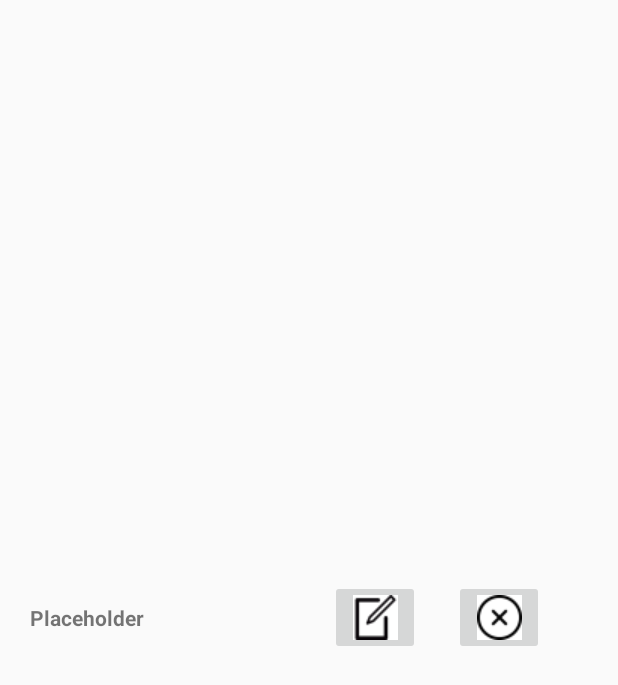
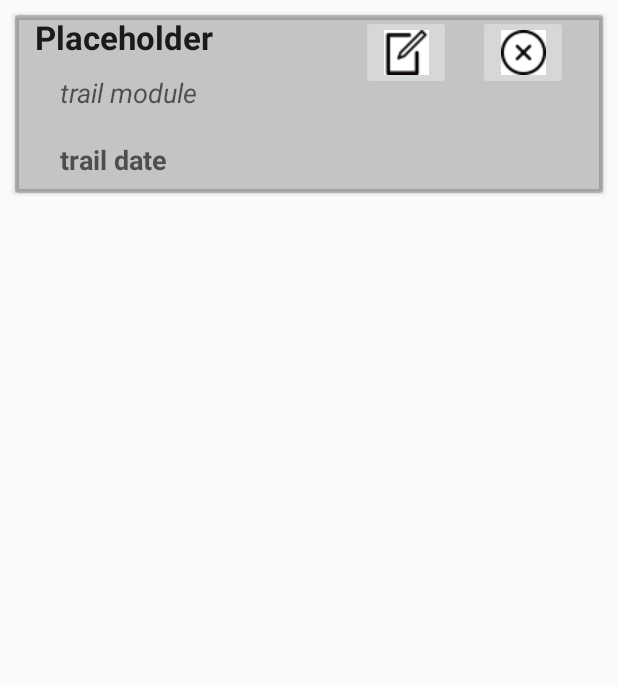
Before and after one commit to blackpanther2712/SE-FT08, an Android app: the layout trail_row_layout.xml on its own in the app's theme, with its tools: preview values and no code run, on a phone screen of 412 x 824 dp. Shown: the top 685 px of the screen. Run offline under Robolectric (Android 15) with nearby library versions, the light colour scheme and no system bars.

Commit message:
modified trail row layout to card view

```diff
--- a/TrailBlazeLearn/app/src/main/java/com/ft08/trailblazelearn/activities/TrailActivity.java
+++ b/TrailBlazeLearn/app/src/main/java/com/ft08/trailblazelearn/activities/TrailActivity.java
@@ -41,7 +41,7 @@ public class TrailActivity extends AppCompatActivity {
     private Button addtrailBtn;
     private TextView trailEmpty;
     private TrailAdapter trailAdapter;
-
+    public ListView trailList;
     private DatabaseReference dRef;
     private FirebaseUser user;
     private Calendar calendar= Calendar.getInstance();
@@ -61,7 +61,7 @@ public class TrailActivity extends AppCompatActivity {
         dRef = FirebaseDatabase.getInstance().getReference("Users").child(user.getUid());
         //store = new TrailHelper(dRef);
 
-        final ListView trailList = (ListView) findViewById(R.id.trail_list);
+        trailList = (ListView) findViewById(R.id.trail_list);
         trailEmpty = (TextView) findViewById(R.id.empty_value);
         //trailAdapter = new TrailAdapter(this,store.retrieveData());
 
--- a/TrailBlazeLearn/app/src/main/java/com/ft08/trailblazelearn/adapters/TrailAdapter.java
+++ b/TrailBlazeLearn/app/src/main/java/com/ft08/trailblazelearn/adapters/TrailAdapter.java
@@ -23,6 +23,7 @@ import android.widget.Toast;
 
 import com.ft08.trailblazelearn.R;
 import com.ft08.trailblazelearn.activities.StationActivity;
+import com.ft08.trailblazelearn.activities.TrailActivity;
 import com.ft08.trailblazelearn.models.Trail;
 import com.ft08.trailblazelearn.models.Trainer;
 import com.google.firebase.auth.FirebaseAuth;
@@ -100,7 +101,6 @@ public class TrailAdapter extends ArrayAdapter<Trail> {
 
             }
         });
-
     }
 
     public void getData(DataSnapshot dataSnapshot){
@@ -129,6 +129,8 @@ public class TrailAdapter extends ArrayAdapter<Trail> {
             viewHolder.trailName = (TextView) convertView.findViewById(R.id.trail_name);
             viewHolder.btnRemove = (ImageButton) convertView.findViewById(R.id.btn_remove);
             viewHolder.btnEdit = (ImageButton) convertView.findViewById(R.id.btn_edit);
+            viewHolder.trailModule = (TextView) convertView.findViewById(R.id.trail_mod);
+            viewHolder.trailDate = (TextView) convertView.findViewById(R.id.trail_date);
             convertView.setTag(viewHolder);
         } else {
             viewHolder = (ViewHolder) convertView.getTag();
@@ -136,11 +138,15 @@ public class TrailAdapter extends ArrayAdapter<Trail> {
 
         final Trail trail = getItem(position);
         viewHolder.trailName.setText(trail.toString());
+        viewHolder.trailModule.setText(trail.getModule());
+        Date tdate = trail.getTrailDate();
+        SimpleDateFormat sdf = new SimpleDateFormat("dd-MM-yyyy", Locale.ENGLISH);
+        viewHolder.trailDate.setText(sdf.format(tdate));
 
         if(position % 2 == 0) {
-            convertView.setBackgroundColor(context.getResources().getColor(R.color.dot_light_screen2));
+            convertView.setBackgroundColor(context.getResources().getColor(R.color.cardview_shadow_start_color));
         } else {
-          convertView.setBackgroundColor(context.getResources().getColor(R.color.dot_light_screen3));
+          convertView.setBackgroundColor(context.getResources().getColor(R.color.cardview_shadow_end_color));
         }
 
         viewHolder.trailName.setOnClickListener(new View.OnClickListener() {
@@ -387,7 +393,7 @@ public class TrailAdapter extends ArrayAdapter<Trail> {
 
 
     static class ViewHolder {
-        TextView trailName;
+        TextView trailName,trailModule,trailDate;
         ImageButton btnRemove;
         ImageButton btnEdit;
 
--- a/TrailBlazeLearn/app/src/main/res/layout/trail_row_layout.xml
+++ b/TrailBlazeLearn/app/src/main/res/layout/trail_row_layout.xml
@@ -1,36 +1,89 @@
 <?xml version="1.0" encoding="utf-8"?>
 <RelativeLayout xmlns:android="http://schemas.android.com/apk/res/android"
     xmlns:tools="http://schemas.android.com/tools"
+    xmlns:app="http://schemas.android.com/apk/res-auto"
     android:orientation="vertical"
+    android:layout_width="match_parent"
+    android:layout_height="match_parent">
+
+    <android.support.v7.widget.CardView
+        android:layout_width="match_parent"
+        android:layout_height="wrap_content"
+        android:layout_margin="10dp"
+        cardCornerRadius="5dp"
+        cardElevation="5dp"
+        app:cardBackgroundColor="@color/cardview_shadow_start_color"
+        android:id="@+id/cardView">
+
+        <RelativeLayout
             android:layout_width="match_parent"
             android:layout_height="match_parent"
             >
+
             <TextView
+                android:id="@+id/trail_name"
                 android:layout_width="wrap_content"
                 android:layout_height="wrap_content"
+                android:layout_alignEnd="@+id/trail_mod"
+                android:layout_alignParentTop="true"
+                android:layout_alignRight="@+id/trail_mod"
                 android:text="@string/placeholder"
-    android:layout_marginLeft="20dp"
-    android:layout_centerVertical="true"
+                android:textAppearance="?android:attr/textAppearanceLarge"
                 android:textStyle="bold"
-    android:id="@+id/trail_name"
                 tools:ignore="RelativeOverlap" />
 
             <ImageButton
                 android:id="@+id/btn_edit"
                 android:layout_width="60dp"
                 android:layout_height="wrap_content"
-    android:layout_marginRight="132dp"
-    android:layout_alignParentRight="true"
-    android:layout_centerVertical="true"
-    android:src="@drawable/editor_icon"/>
+                android:layout_alignTop="@+id/trail_name"
+                android:layout_marginEnd="18dp"
+                android:layout_marginRight="18dp"
+                android:layout_toLeftOf="@+id/btn_remove"
+                android:layout_toStartOf="@+id/btn_remove"
+                android:src="@drawable/editor_icon" />
 
             <ImageButton
                 android:id="@+id/btn_remove"
                 android:layout_width="60dp"
                 android:layout_height="wrap_content"
-    android:layout_marginRight="49dp"
+                android:layout_alignParentEnd="true"
                 android:layout_alignParentRight="true"
-    android:layout_centerVertical="true"
-    android:src="@drawable/delete_icon"/>
+                android:layout_alignParentTop="true"
+                android:layout_marginEnd="23dp"
+                android:layout_marginRight="23dp"
+                android:src="@drawable/delete_icon" />
+
+            <TextView
+                android:id="@+id/trail_mod"
+                android:layout_width="wrap_content"
+                android:layout_height="wrap_content"
+                android:layout_alignParentStart="true"
+                android:layout_alignParentLeft="true"
+                android:layout_below="@id/trail_name"
+                android:layout_marginLeft="20dp"
+                android:padding="10dp"
+                android:text="trail module"
+                android:textAppearance="?android:attr/textAppearanceMedium"
+                android:textStyle="italic"
+                tools:ignore="RelativeOverlap" />
+
+            <TextView
+                android:id="@+id/trail_date"
+                android:layout_width="wrap_content"
+                android:layout_height="wrap_content"
+                android:layout_alignParentStart="true"
+                android:layout_alignParentLeft="true"
+                android:layout_below="@id/trail_mod"
+                android:layout_marginLeft="20dp"
+                android:padding="10dp"
+                android:text="trail date"
+                android:textAppearance="?android:attr/textAppearanceMedium"
+                android:textStyle="bold"
+                tools:ignore="RelativeOverlap" />
 
         </RelativeLayout>
+
+    </android.support.v7.widget.CardView>
+
+</RelativeLayout>
```
Lines whose indentation alone changed are shown as unchanged.
